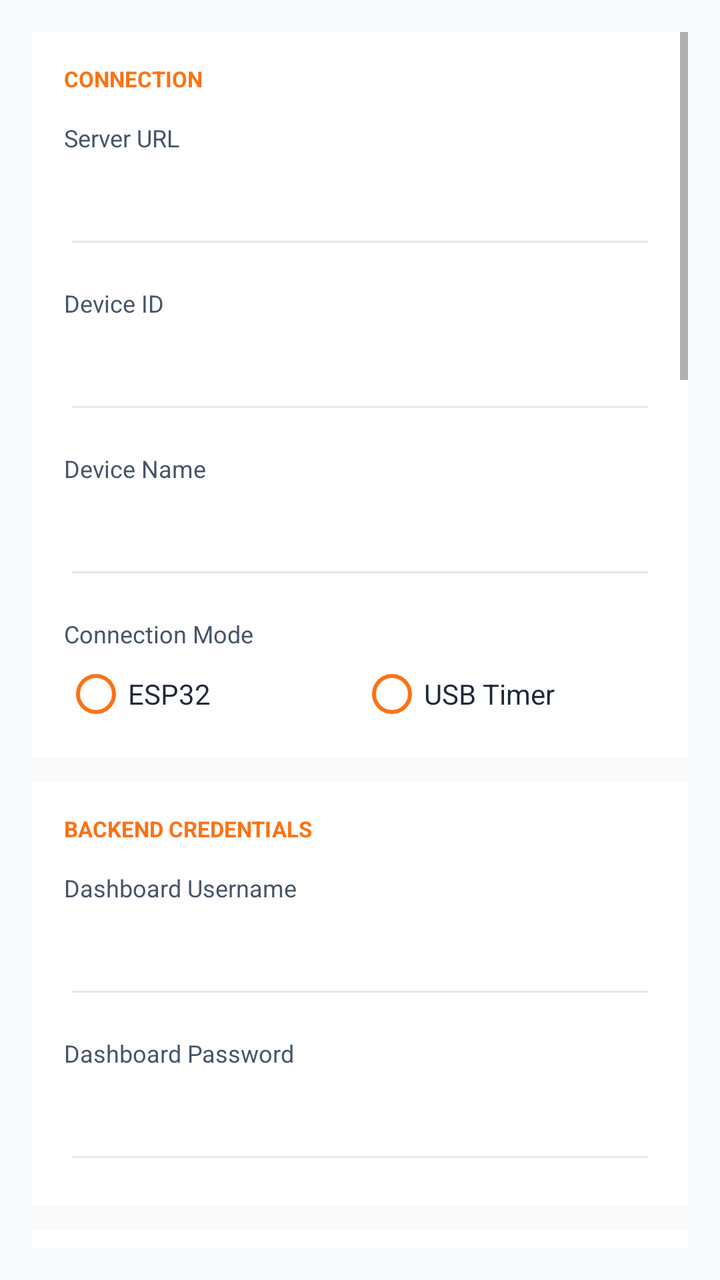
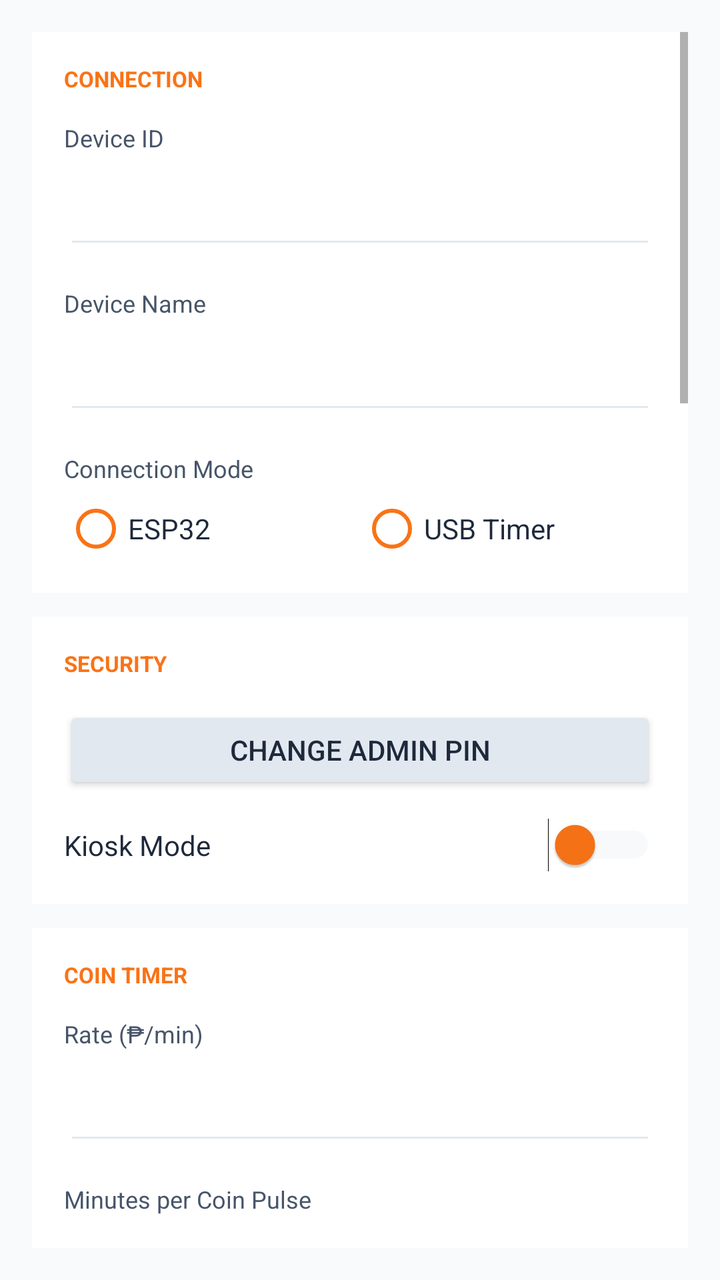

Two renders of the same Android screen: before a commit and after it. Below are the layout's source before the change and the commit's diff.
<!-- AndroidManifest.xml: application theme Theme.PisoTab -->
<!-- res/layout/fragment_settings.xml -->
<?xml version="1.0" encoding="utf-8"?>
<ScrollView
    xmlns:android="http://schemas.android.com/apk/res/android"
    android:layout_width="match_parent"
    android:layout_height="match_parent"
    android:background="@color/screen_bg"
    android:padding="16dp">

    <LinearLayout
        android:layout_width="match_parent"
        android:layout_height="wrap_content"
        android:orientation="vertical">

        
        <LinearLayout
            android:layout_width="match_parent"
            android:layout_height="wrap_content"
            android:orientation="vertical"
            android:background="@color/card_bg"
            android:padding="16dp"
            android:layout_marginBottom="12dp">

            <TextView android:layout_width="wrap_content" android:layout_height="wrap_content"
                android:text="CONNECTION" android:textColor="#F97316"
                android:textSize="11sp" android:textStyle="bold" android:layout_marginBottom="14dp"/>

            <TextView android:layout_width="wrap_content" android:layout_height="wrap_content"
                android:text="Server URL" android:textColor="@color/text_secondary"
                android:textSize="12sp" android:layout_marginBottom="4dp"/>
            <EditText android:id="@+id/et_server_url"
                android:layout_width="match_parent" android:layout_height="wrap_content"
                android:backgroundTint="@color/edit_bg" android:textColor="@color/text_primary"
                android:padding="12dp" android:layout_marginBottom="14dp" android:inputType="textUri"/>

            <TextView android:layout_width="wrap_content" android:layout_height="wrap_content"
                android:text="Device ID" android:textColor="@color/text_secondary"
                android:textSize="12sp" android:layout_marginBottom="4dp"/>
            <EditText android:id="@+id/et_device_id"
                android:layout_width="match_parent" android:layout_height="wrap_content"
                android:backgroundTint="@color/edit_bg" android:textColor="@color/text_primary"
                android:padding="12dp" android:layout_marginBottom="14dp"/>

            <TextView android:layout_width="wrap_content" android:layout_height="wrap_content"
                android:text="Device Name" android:textColor="@color/text_secondary"
                android:textSize="12sp" android:layout_marginBottom="4dp"/>
            <EditText android:id="@+id/et_device_name"
                android:layout_width="match_parent" android:layout_height="wrap_content"
                android:backgroundTint="@color/edit_bg" android:textColor="@color/text_primary"
                android:padding="12dp" android:layout_marginBottom="14dp"/>

            <TextView android:layout_width="wrap_content" android:layout_height="wrap_content"
                android:text="Connection Mode" android:textColor="@color/text_secondary"
                android:textSize="12sp" android:layout_marginBottom="6dp"/>
            <RadioGroup android:id="@+id/rg_connection_mode"
                android:layout_width="match_parent" android:layout_height="wrap_content"
                android:orientation="horizontal">
                <RadioButton android:id="@+id/rb_mode_esp32"
                    android:layout_width="0dp" android:layout_height="wrap_content" android:layout_weight="1"
                    android:text="ESP32" android:textColor="@color/text_primary" android:buttonTint="#F97316"/>
                <RadioButton android:id="@+id/rb_mode_usb"
                    android:layout_width="0dp" android:layout_height="wrap_content" android:layout_weight="1"
                    android:text="USB Timer" android:textColor="@color/text_primary" android:buttonTint="#F97316"/>
            </RadioGroup>

        </LinearLayout>

        
        <LinearLayout
            android:layout_width="match_parent"
            android:layout_height="wrap_content"
            android:orientation="vertical"
            android:background="@color/card_bg"
            android:padding="16dp"
            android:layout_marginBottom="12dp">

            <TextView android:layout_width="wrap_content" android:layout_height="wrap_content"
                android:text="BACKEND CREDENTIALS" android:textColor="#F97316"
                android:textSize="11sp" android:textStyle="bold" android:layout_marginBottom="14dp"/>

            <TextView android:layout_width="wrap_content" android:layout_height="wrap_content"
                android:text="Dashboard Username" android:textColor="@color/text_secondary"
                android:textSize="12sp" android:layout_marginBottom="4dp"/>
            <EditText android:id="@+id/et_backend_username"
                android:layout_width="match_parent" android:layout_height="wrap_content"
                android:backgroundTint="@color/edit_bg" android:textColor="@color/text_primary"
                android:padding="12dp" android:layout_marginBottom="14dp" android:inputType="text"/>

            <TextView android:layout_width="wrap_content" android:layout_height="wrap_content"
                android:text="Dashboard Password" android:textColor="@color/text_secondary"
                android:textSize="12sp" android:layout_marginBottom="4dp"/>
            <EditText android:id="@+id/et_backend_password"
                android:layout_width="match_parent" android:layout_height="wrap_content"
                android:backgroundTint="@color/edit_bg" android:textColor="@color/text_primary"
                android:padding="12dp" android:inputType="textPassword"/>

        </LinearLayout>

        
        <LinearLayout
            android:layout_width="match_parent"
            android:layout_height="wrap_content"
            android:orientation="vertical"
            android:background="@color/card_bg"
            android:padding="16dp"
            android:layout_marginBottom="12dp">

            <TextView android:layout_width="wrap_content" android:layout_height="wrap_content"
                android:text="SECURITY" android:textColor="#F97316"
                android:textSize="11sp" android:textStyle="bold" android:layout_marginBottom="14dp"/>

            <Button android:id="@+id/btn_change_pin"
                android:layout_width="match_parent" android:layout_height="44dp"
                android:text="Change Admin PIN"
                android:backgroundTint="@color/edit_bg" android:textColor="@color/text_primary"
                android:layout_marginBottom="12dp"/>

            <LinearLayout android:layout_width="match_parent" android:layout_height="wrap_content"
                android:orientation="horizontal" android:gravity="center_vertical">
                <TextView android:layout_width="0dp" android:layout_height="wrap_content"
                    android:layout_weight="1" android:text="Kiosk Mode"
                    android:textColor="@color/text_primary" android:textSize="14sp"/>
                <Switch android:id="@+id/sw_kiosk"
                    android:layout_width="wrap_content" android:layout_height="wrap_content"
                    android:thumbTint="#F97316" android:trackTint="@color/edit_bg"/>
            </LinearLayout>

        </LinearLayout>

        
        <LinearLayout
            android:layout_width="match_parent"
            android:layout_height="wrap_content"
            android:orientation="vertical"
            android:background="@color/card_bg"
            android:padding="16dp"
            android:layout_marginBottom="12dp">

            <TextView android:layout_width="wrap_content" android:layout_height="wrap_content"
                android:text="COIN TIMER" android:textColor="#F97316"
                android:textSize="11sp" android:textStyle="bold" android:layout_marginBottom="14dp"/>

            <TextView android:layout_width="wrap_content" android:layout_height="wrap_content"
                android:text="Rate (₱/min)" android:textColor="@color/text_secondary"
                android:textSize="12sp" android:layout_marginBottom="4dp"/>
            <EditText android:id="@+id/et_rate_per_min"
                android:layout_width="match_parent" android:layout_height="wrap_content"
                android:backgroundTint="@color/edit_bg" android:textColor="@color/text_primary"
                android:padding="12dp" android:layout_marginBottom="14dp" android:inputType="numberDecimal"/>

            <TextView android:layout_width="wrap_content" android:layout_height="wrap_content"
                android:text="Minutes per Coin Pulse" android:textColor="@color/text_secondary"
                android:textSize="12sp" android:layout_marginBottom="4dp"/>
            <EditText android:id="@+id/et_secs_per_coin"
                android:layout_width="match_parent" android:layout_height="wrap_content"
                android:backgroundTint="@color/edit_bg" android:textColor="@color/text_primary"
                android:padding="12dp" android:inputType="numberDecimal"/>

        </LinearLayout>

        
        <LinearLayout
            android:layout_width="match_parent"
            android:layout_height="wrap_content"
            android:orientation="vertical"
            android:background="@color/card_bg"
            android:padding="16dp"
            android:layout_marginBottom="12dp">

            <TextView android:layout_width="wrap_content" android:layout_height="wrap_content"
                android:text="KIOSK" android:textColor="#F97316"
                android:textSize="11sp" android:textStyle="bold" android:layout_marginBottom="14dp"/>

            <Button android:id="@+id/btn_allowed_apps"
                android:layout_width="match_parent" android:layout_height="44dp"
                android:text="Allowed Apps ›"
                android:backgroundTint="@color/edit_bg" android:textColor="@color/text_primary"
                android:layout_marginBottom="12dp"/>

            <LinearLayout android:layout_width="match_parent" android:layout_height="wrap_content"
                android:orientation="horizontal" android:gravity="center_vertical">
                <TextView android:layout_width="0dp" android:layout_height="wrap_content"
                    android:layout_weight="1" android:text="Floating Timer"
                    android:textColor="@color/text_primary" android:textSize="14sp"/>
                <Switch android:id="@+id/sw_floating_timer"
                    android:layout_width="wrap_content" android:layout_height="wrap_content"
                    android:thumbTint="#F97316" android:trackTint="@color/edit_bg"/>
            </LinearLayout>

        </LinearLayout>

        
        <LinearLayout
            android:layout_width="match_parent"
            android:layout_height="wrap_content"
            android:orientation="vertical"
            android:background="@color/card_bg"
            android:padding="16dp"
            android:layout_marginBottom="12dp">

            <TextView android:layout_width="wrap_content" android:layout_height="wrap_content"
                android:text="DEEP FREEZE" android:textColor="#F97316"
                android:textSize="11sp" android:textStyle="bold" android:layout_marginBottom="14dp"/>

            <LinearLayout android:layout_width="match_parent" android:layout_height="wrap_content"
                android:orientation="horizontal" android:gravity="center_vertical"
                android:layout_marginBottom="12dp">
                <TextView android:layout_width="0dp" android:layout_height="wrap_content"
                    android:layout_weight="1" android:text="Enable Deep Freeze"
                    android:textColor="@color/text_primary" android:textSize="14sp"/>
                <Switch android:id="@+id/sw_deep_freeze"
                    android:layout_width="wrap_content" android:layout_height="wrap_content"
                    android:thumbTint="#F97316" android:trackTint="@color/edit_bg"/>
            </LinearLayout>

            <TextView android:layout_width="wrap_content" android:layout_height="wrap_content"
                android:text="Grace Period (seconds)" android:textColor="@color/text_secondary"
                android:textSize="12sp" android:layout_marginBottom="4dp"/>
            <EditText android:id="@+id/et_deep_freeze_grace"
                android:layout_width="match_parent" android:layout_height="wrap_content"
                android:backgroundTint="@color/edit_bg" android:textColor="@color/text_primary"
                android:padding="12dp" android:inputType="number"/>

        </LinearLayout>

        
        <LinearLayout
            android:layout_width="match_parent"
            android:layout_height="wrap_content"
            android:orientation="vertical"
            android:background="@color/card_bg"
            android:padding="16dp"
            android:layout_marginBottom="12dp">

            <TextView android:layout_width="wrap_content" android:layout_height="wrap_content"
                android:text="ANTI-THEFT ALARM" android:textColor="#F97316"
                android:textSize="11sp" android:textStyle="bold" android:layout_marginBottom="14dp"/>

            <LinearLayout android:layout_width="match_parent" android:layout_height="wrap_content"
                android:orientation="horizontal" android:gravity="center_vertical"
                android:layout_marginBottom="12dp">
                <TextView android:layout_width="0dp" android:layout_height="wrap_content"
                    android:layout_weight="1" android:text="Alarm on WiFi Disconnect"
                    android:textColor="@color/text_primary" android:textSize="14sp"/>
                <Switch android:id="@+id/sw_alarm_wifi"
                    android:layout_width="wrap_content" android:layout_height="wrap_content"
                    android:thumbTint="#F97316" android:trackTint="@color/edit_bg"/>
            </LinearLayout>

            <LinearLayout android:layout_width="match_parent" android:layout_height="wrap_content"
                android:orientation="horizontal" android:gravity="center_vertical"
                android:layout_marginBottom="12dp">
                <TextView android:layout_width="0dp" android:layout_height="wrap_content"
                    android:layout_weight="1" android:text="Alarm on Charger Unplug"
                    android:textColor="@color/text_primary" android:textSize="14sp"/>
                <Switch android:id="@+id/sw_alarm_charger"
                    android:layout_width="wrap_content" android:layout_height="wrap_content"
                    android:thumbTint="#F97316" android:trackTint="@color/edit_bg"/>
            </LinearLayout>

            <LinearLayout android:layout_width="match_parent" android:layout_height="wrap_content"
                android:orientation="horizontal" android:gravity="center_vertical"
                android:layout_marginBottom="14dp">
                <TextView android:layout_width="0dp" android:layout_height="wrap_content"
                    android:layout_weight="1" android:text="During Session Only"
                    android:textColor="@color/text_primary" android:textSize="14sp"/>
                <Switch android:id="@+id/sw_alarm_session_only"
                    android:layout_width="wrap_content" android:layout_height="wrap_content"
                    android:thumbTint="#F97316" android:trackTint="@color/edit_bg"/>
            </LinearLayout>

            <TextView android:layout_width="wrap_content" android:layout_height="wrap_content"
                android:text="Alarm Delay (seconds)" android:textColor="@color/text_secondary"
                android:textSize="12sp" android:layout_marginBottom="4dp"/>
            <EditText android:id="@+id/et_alarm_delay"
                android:layout_width="match_parent" android:layout_height="wrap_content"
                android:backgroundTint="@color/edit_bg" android:textColor="@color/text_primary"
                android:padding="12dp" android:layout_marginBottom="12dp" android:inputType="number"/>

            <Button android:id="@+id/btn_alarm_sound"
                android:layout_width="match_parent" android:layout_height="44dp"
                android:text="Select Alarm Sound"
                android:backgroundTint="@color/edit_bg" android:textColor="@color/text_primary"/>

        </LinearLayout>

        
        <LinearLayout
            android:layout_width="match_parent"
            android:layout_height="wrap_content"
            android:orientation="vertical"
            android:background="@color/card_bg"
            android:padding="16dp"
            android:layout_marginBottom="12dp">

            <TextView android:layout_width="wrap_content" android:layout_height="wrap_content"
                android:text="CHARGE PROTECTION" android:textColor="#F97316"
                android:textSize="11sp" android:textStyle="bold" android:layout_marginBottom="6dp"/>

            <TextView android:layout_width="wrap_content" android:layout_height="wrap_content"
                android:text="Shows a notification when battery reaches the set thresholds."
                android:textColor="@color/text_secondary" android:textSize="11sp"
                android:layout_marginBottom="14dp"/>

            <LinearLayout android:layout_width="match_parent" android:layout_height="wrap_content"
                android:orientation="horizontal" android:gravity="center_vertical"
                android:layout_marginBottom="14dp">
                <TextView android:layout_width="0dp" android:layout_height="wrap_content"
                    android:layout_weight="1" android:text="Enable Charge Protection"
                    android:textColor="@color/text_primary" android:textSize="14sp"/>
                <Switch android:id="@+id/sw_charge_protect"
                    android:layout_width="wrap_content" android:layout_height="wrap_content"
                    android:thumbTint="#F97316" android:trackTint="@color/edit_bg"/>
            </LinearLayout>

            <TextView android:layout_width="wrap_content" android:layout_height="wrap_content"
                android:text="Stop Charging Alert (%)" android:textColor="@color/text_secondary"
                android:textSize="12sp" android:layout_marginBottom="4dp"/>
            <EditText android:id="@+id/et_charge_stop"
                android:layout_width="match_parent" android:layout_height="wrap_content"
                android:backgroundTint="@color/edit_bg" android:textColor="@color/text_primary"
                android:padding="12dp" android:layout_marginBottom="14dp"
                android:inputType="number" android:hint="80"/>

            <TextView android:layout_width="wrap_content" android:layout_height="wrap_content"
                android:text="Start Charging Alert (%)" android:textColor="@color/text_secondary"
                android:textSize="12sp" android:layout_marginBottom="4dp"/>
            <EditText android:id="@+id/et_charge_start"
                android:layout_width="match_parent" android:layout_height="wrap_content"
                android:backgroundTint="@color/edit_bg" android:textColor="@color/text_primary"
                android:padding="12dp" android:inputType="number" android:hint="20"/>

        </LinearLayout>

        
        <LinearLayout
            android:layout_width="match_parent"
            android:layout_height="wrap_content"
            android:orientation="vertical"
            android:background="@color/card_bg"
            android:padding="16dp"
            android:layout_marginBottom="24dp">

            <TextView android:layout_width="wrap_content" android:layout_height="wrap_content"
                android:text="ACTIONS" android:textColor="#F97316"
                android:textSize="11sp" android:textStyle="bold" android:layout_marginBottom="14dp"/>

            <Button android:id="@+id/btn_save"
                android:layout_width="match_parent" android:layout_height="48dp"
                android:text="Save Settings" android:backgroundTint="#F97316"
                android:textColor="#FFFFFF" android:layout_marginBottom="8dp"/>

            <Button android:id="@+id/btn_restart_app"
                android:layout_width="match_parent" android:layout_height="44dp"
                android:text="Restart App"
                android:backgroundTint="@color/edit_bg" android:textColor="@color/text_primary"
                android:layout_marginBottom="8dp"/>

            <Button android:id="@+id/btn_restart_device"
                android:layout_width="match_parent" android:layout_height="44dp"
                android:text="Restart Device"
                android:backgroundTint="#7F1D1D" android:textColor="#FFFFFF"
                android:layout_marginBottom="8dp"/>

            <Button android:id="@+id/btn_remove_device_owner"
                android:layout_width="match_parent" android:layout_height="44dp"
                android:text="Remove Device Owner (Enable Uninstall / Factory Reset)"
                android:backgroundTint="#374151" android:textColor="#EF4444"
                android:textSize="12sp"/>

        </LinearLayout>

    </LinearLayout>
</ScrollView>
<!-- resources referenced by this layout -->
<resources>
  <color name="card_bg">#FFFFFF</color>
  <color name="edit_bg">#E2E8F0</color>
  <color name="screen_bg">#F8FAFC</color>
  <color name="text_primary">#1E293B</color>
  <color name="text_secondary">#475569</color>
  <style name="Theme.PisoTab" parent="Theme.MaterialComponents.DayNight.NoActionBar.Bridge">
          <item name="colorPrimary">#F97316</item>
          <item name="colorPrimaryDark">#EA580C</item>
          <item name="colorAccent">#F97316</item>
          <item name="android:windowBackground">@color/screen_bg</item>
          <item name="android:statusBarColor">@color/toolbar_bg</item>
          <item name="android:navigationBarColor">@color/screen_bg</item>
          <item name="android:windowLightStatusBar">true</item>
      </style>
  <color name="toolbar_bg">#F1F5F9</color>
</resources>

<!-- the commit's change to res/layout/fragment_settings.xml (unified diff, before → after) -->
@@ -23,14 +23,6 @@
             <TextView android:layout_width="wrap_content" android:layout_height="wrap_content"
                 android:text="CONNECTION" android:textColor="#F97316"
                 android:textSize="11sp" android:textStyle="bold" android:layout_marginBottom="14dp"/>
-
-            <TextView android:layout_width="wrap_content" android:layout_height="wrap_content"
-                android:text="Server URL" android:textColor="@color/text_secondary"
-                android:textSize="12sp" android:layout_marginBottom="4dp"/>
-            <EditText android:id="@+id/et_server_url"
-                android:layout_width="match_parent" android:layout_height="wrap_content"
-                android:backgroundTint="@color/edit_bg" android:textColor="@color/text_primary"
-                android:padding="12dp" android:layout_marginBottom="14dp" android:inputType="textUri"/>
 
             <TextView android:layout_width="wrap_content" android:layout_height="wrap_content"
                 android:text="Device ID" android:textColor="@color/text_secondary"
@@ -74,37 +66,6 @@
             android:layout_marginBottom="12dp">
 
             <TextView android:layout_width="wrap_content" android:layout_height="wrap_content"
-                android:text="BACKEND CREDENTIALS" android:textColor="#F97316"
-                android:textSize="11sp" android:textStyle="bold" android:layout_marginBottom="14dp"/>
-
-            <TextView android:layout_width="wrap_content" android:layout_height="wrap_content"
-                android:text="Dashboard Username" android:textColor="@color/text_secondary"
-                android:textSize="12sp" android:layout_marginBottom="4dp"/>
-            <EditText android:id="@+id/et_backend_username"
-                android:layout_width="match_parent" android:layout_height="wrap_content"
-                android:backgroundTint="@color/edit_bg" android:textColor="@color/text_primary"
-                android:padding="12dp" android:layout_marginBottom="14dp" android:inputType="text"/>
-
-            <TextView android:layout_width="wrap_content" android:layout_height="wrap_content"
-                android:text="Dashboard Password" android:textColor="@color/text_secondary"
-                android:textSize="12sp" android:layout_marginBottom="4dp"/>
-            <EditText android:id="@+id/et_backend_password"
-                android:layout_width="match_parent" android:layout_height="wrap_content"
-                android:backgroundTint="@color/edit_bg" android:textColor="@color/text_primary"
-                android:padding="12dp" android:inputType="textPassword"/>
-
-        </LinearLayout>
-
-        
-        <LinearLayout
-            android:layout_width="match_parent"
-            android:layout_height="wrap_content"
-            android:orientation="vertical"
-            android:background="@color/card_bg"
-            android:padding="16dp"
-            android:layout_marginBottom="12dp">
-
-            <TextView android:layout_width="wrap_content" android:layout_height="wrap_content"
                 android:text="SECURITY" android:textColor="#F97316"
                 android:textSize="11sp" android:textStyle="bold" android:layout_marginBottom="14dp"/>
 
@@ -155,6 +116,18 @@
                 android:backgroundTint="@color/edit_bg" android:textColor="@color/text_primary"
                 android:padding="12dp" android:inputType="numberDecimal"/>
 
+            <TextView android:layout_width="wrap_content" android:layout_height="wrap_content"
+                android:text="USB Timer Offset (seconds)" android:textColor="@color/text_secondary"
+                android:textSize="12sp" android:layout_marginTop="14dp" android:layout_marginBottom="4dp"/>
+            <TextView android:layout_width="wrap_content" android:layout_height="wrap_content"
+                android:text="Add seconds to compensate if the external timer disconnects slightly before a full minute (e.g. set 5 if it cuts off 5 s early)."
+                android:textColor="@color/text_secondary" android:textSize="11sp"
+                android:layout_marginBottom="4dp"/>
+            <EditText android:id="@+id/et_usb_timer_offset"
+                android:layout_width="match_parent" android:layout_height="wrap_content"
+                android:backgroundTint="@color/edit_bg" android:textColor="@color/text_primary"
+                android:padding="12dp" android:inputType="number" android:hint="0"/>
+
         </LinearLayout>
 
         
@@ -177,9 +150,20 @@
                 android:layout_marginBottom="12dp"/>
 
             <LinearLayout android:layout_width="match_parent" android:layout_height="wrap_content"
+                android:orientation="horizontal" android:gravity="center_vertical"
+                android:layout_marginBottom="12dp">
+                <TextView android:layout_width="0dp" android:layout_height="wrap_content"
+                    android:layout_weight="1" android:text="Show Timer During Session"
+                    android:textColor="@color/text_primary" android:textSize="14sp"/>
+                <Switch android:id="@+id/sw_show_session_timer"
+                    android:layout_width="wrap_content" android:layout_height="wrap_content"
+                    android:thumbTint="#F97316" android:trackTint="@color/edit_bg"/>
+            </LinearLayout>
+
+            <LinearLayout android:layout_width="match_parent" android:layout_height="wrap_content"
                 android:orientation="horizontal" android:gravity="center_vertical">
                 <TextView android:layout_width="0dp" android:layout_height="wrap_content"
-                    android:layout_weight="1" android:text="Floating Timer"
+                    android:layout_weight="1" android:text="Floating Timer (over other apps)"
                     android:textColor="@color/text_primary" android:textSize="14sp"/>
                 <Switch android:id="@+id/sw_floating_timer"
                     android:layout_width="wrap_content" android:layout_height="wrap_content"
